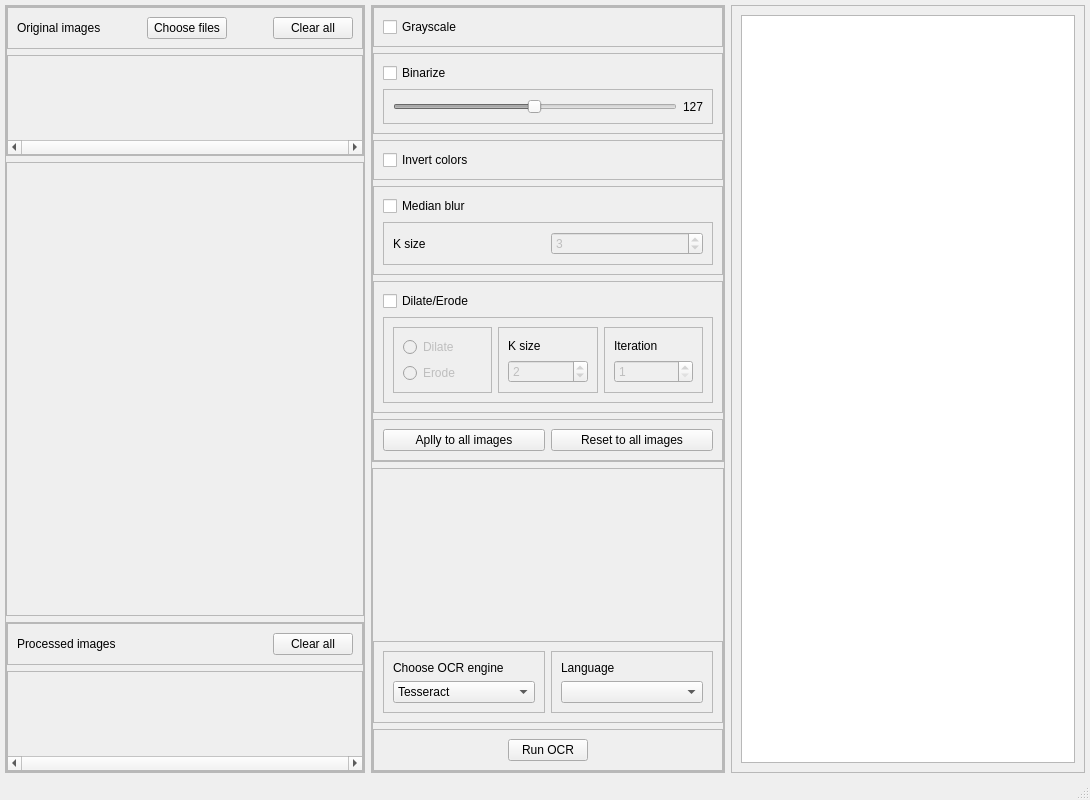
The window that src/ui/generated/mainwindow.ui (irakliskhirtladze/OCR_viewer) describes before a commit, drawn with Qt 5.
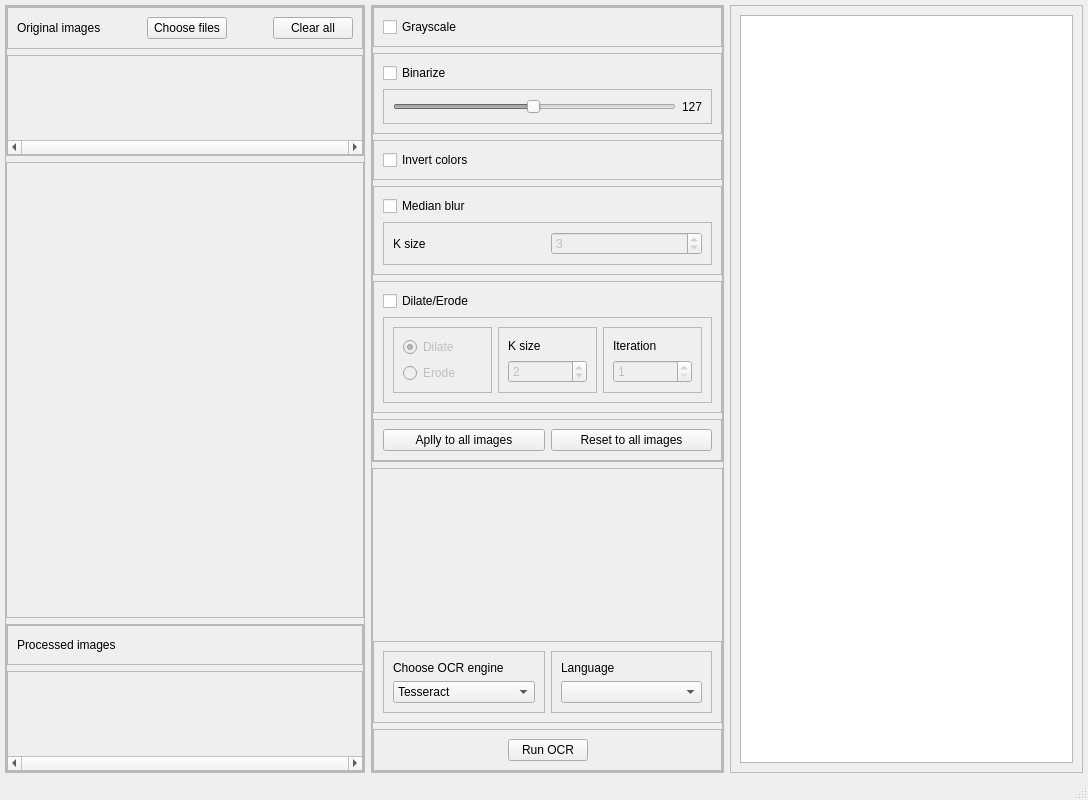
The same window after the commit. Custom widgets are drawn as their Qt base class.

```diff
--- a/src/ui/generated/mainwindow.ui
+++ b/src/ui/generated/mainwindow.ui
@@ -6,7 +6,7 @@
    <rect>
     <x>0</x>
     <y>0</y>
-    <width>1090</width>
+    <width>1088</width>
     <height>800</height>
    </rect>
   </property>
@@ -241,13 +241,6 @@
                </property>
               </spacer>
              </item>
-             <item>
-              <widget class="QPushButton" name="clear_all_edited_btn">
-               <property name="text">
-                <string>Clear all</string>
-               </property>
-              </widget>
-             </item>
             </layout>
            </widget>
           </item>
@@ -543,6 +536,9 @@
                      <property name="text">
                       <string>Dilate</string>
                      </property>
+                     <property name="checked">
+                      <bool>true</bool>
+                     </property>
                     </widget>
                    </item>
                    <item>
@@ -829,7 +825,11 @@
     </item>
    </layout>
   </widget>
-  <widget class="QStatusBar" name="statusbar"/>
+  <widget class="QStatusBar" name="statusbar">
+   <property name="cursor">
+    <cursorShape>ArrowCursor</cursorShape>
+   </property>
+  </widget>
  </widget>
  <customwidgets>
   <customwidget>
```
Left out of the diff: 9 changed lines with no effect on the pictures.
